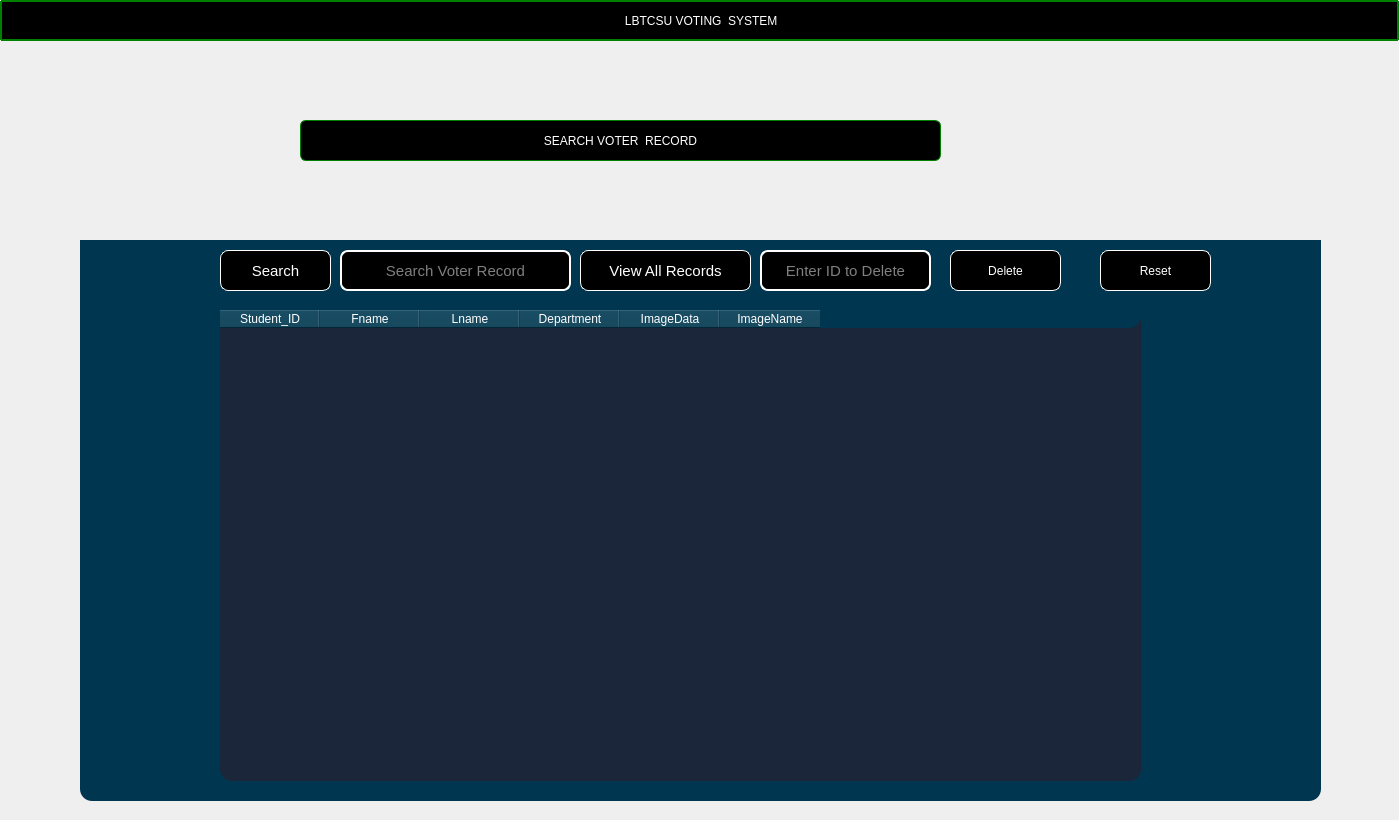
Qt form registervoter.ui (Rabsoninnora/LBTCSU) before a commit.
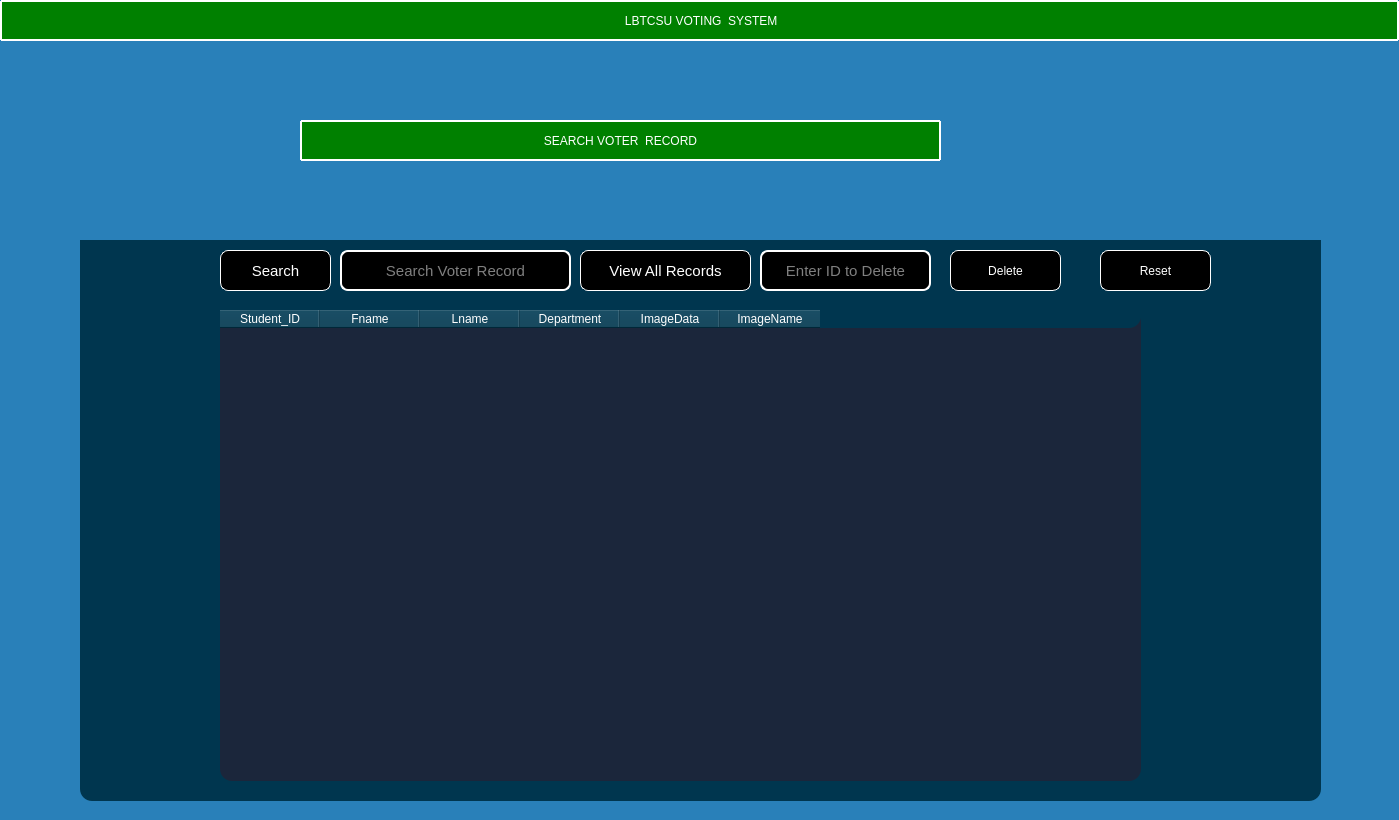
The same form after that commit. Icons and pictures are not drawn.

```diff
--- a/registervoter.ui
+++ b/registervoter.ui
@@ -13,6 +13,9 @@
   <property name="windowTitle">
    <string>Dialog</string>
   </property>
+  <property name="styleSheet">
+   <string notr="true">background-color: #2980b9;</string>
+  </property>
   <widget class="QPushButton" name="btn_Candidate_back">
    <property name="geometry">
     <rect>
@@ -57,10 +60,10 @@
     <string notr="true">    
 QPushButton{
                     color: rgb(255, 255, 255);
-                    border:2px solid green;
+                    border:2px solid  white;
                     border-radius: 1px;
                     padding: 0 8px;
-                    background-color: rgb(255, 267, 245);
+                    background-color: green;
                     font: 500 11pt ;
                    
 
@@ -85,10 +88,10 @@
     <string notr="true">     
 QPushButton{
                     color: rgb(255, 255, 255);
-                    border:1px solid green;
-                    border-radius: 6px;
+                    border:2px solid  white;
+                    border-radius: 1px;
                     padding: 0 8px;
-                    background-color: rgb(255, 267, 245);
+                    background-color: green;
                     font: 500 11pt ;
                    
 
```
